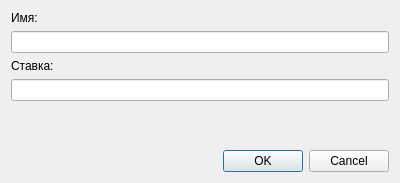
Above: WizardUI/developereditor.ui from SergeyPoklonov/OMPDevelopers before the change. Below: the same form after it.
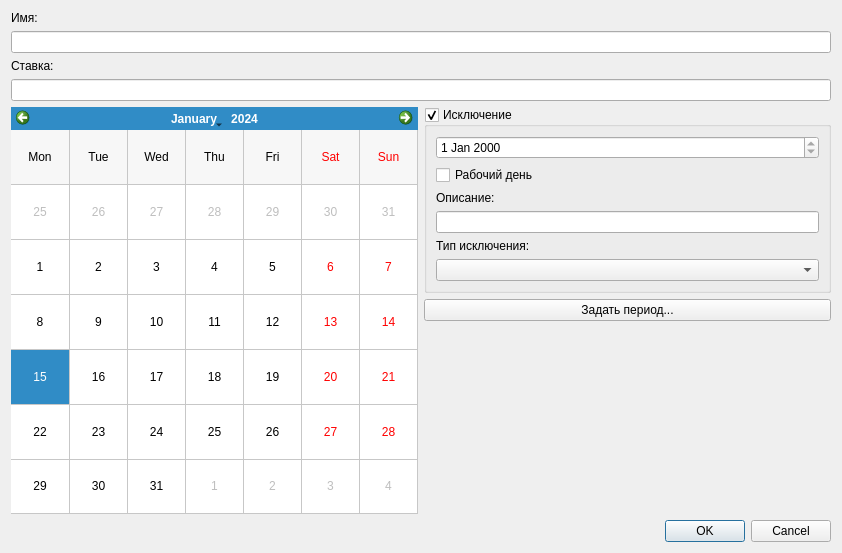
That is the form after the change.

Diff of the .ui file:
```diff
--- a/WizardUI/developereditor.ui
+++ b/WizardUI/developereditor.ui
@@ -6,16 +6,14 @@
    <rect>
     <x>0</x>
     <y>0</y>
-    <width>400</width>
-    <height>183</height>
+    <width>842</width>
+    <height>553</height>
    </rect>
   </property>
   <property name="windowTitle">
    <string>Dialog</string>
   </property>
-  <layout class="QVBoxLayout" name="verticalLayout_2">
-   <item>
-    <layout class="QVBoxLayout" name="verticalLayout">
+  <layout class="QVBoxLayout" name="verticalLayout_5">
      <item>
       <widget class="QLabel" name="label">
        <property name="text">
@@ -41,6 +39,87 @@
       <widget class="QLineEdit" name="wageRateEdit"/>
      </item>
      <item>
+    <layout class="QHBoxLayout" name="horizontalLayout">
+     <item>
+      <widget class="QCalendarWidget" name="calendarWidget">
+       <property name="gridVisible">
+        <bool>true</bool>
+       </property>
+       <property name="verticalHeaderFormat">
+        <enum>QCalendarWidget::NoVerticalHeader</enum>
+       </property>
+       <property name="navigationBarVisible">
+        <bool>true</bool>
+       </property>
+       <property name="dateEditEnabled">
+        <bool>false</bool>
+       </property>
+      </widget>
+     </item>
+     <item>
+      <layout class="QVBoxLayout" name="verticalLayout">
+       <item>
+        <widget class="QGroupBox" name="exceptDayBox">
+         <property name="title">
+          <string>Исключение</string>
+         </property>
+         <property name="checkable">
+          <bool>true</bool>
+         </property>
+         <layout class="QVBoxLayout" name="verticalLayout_4">
+          <item>
+           <widget class="QDateEdit" name="dayDateCtrl">
+            <property name="readOnly">
+             <bool>true</bool>
+            </property>
+           </widget>
+          </item>
+          <item>
+           <widget class="QCheckBox" name="isWorkingDayCheck">
+            <property name="text">
+             <string>Рабочий день</string>
+            </property>
+           </widget>
+          </item>
+          <item>
+           <layout class="QVBoxLayout" name="verticalLayout_3">
+            <item>
+             <widget class="QLabel" name="exceptDayNameLbl">
+              <property name="text">
+               <string>Описание:</string>
+              </property>
+             </widget>
+            </item>
+            <item>
+             <widget class="QLineEdit" name="exceptDayName"/>
+            </item>
+           </layout>
+          </item>
+          <item>
+           <layout class="QVBoxLayout" name="verticalLayout_2">
+            <item>
+             <widget class="QLabel" name="exceptTypeComboLbl">
+              <property name="text">
+               <string>Тип исключения:</string>
+              </property>
+             </widget>
+            </item>
+            <item>
+             <widget class="QComboBox" name="exceptTypeCombo"/>
+            </item>
+           </layout>
+          </item>
+         </layout>
+        </widget>
+       </item>
+       <item>
+        <widget class="QPushButton" name="setPeriodBtn">
+         <property name="text">
+          <string>Задать период...</string>
+         </property>
+        </widget>
+       </item>
+       <item>
       <spacer name="verticalSpacer">
        <property name="orientation">
         <enum>Qt::Vertical</enum>
@@ -52,6 +131,8 @@
         </size>
        </property>
       </spacer>
+       </item>
+      </layout>
      </item>
     </layout>
    </item>
```
Left out of the diff: 2 changed lines with no effect on the pictures. Lines whose indentation alone changed are shown as unchanged.
